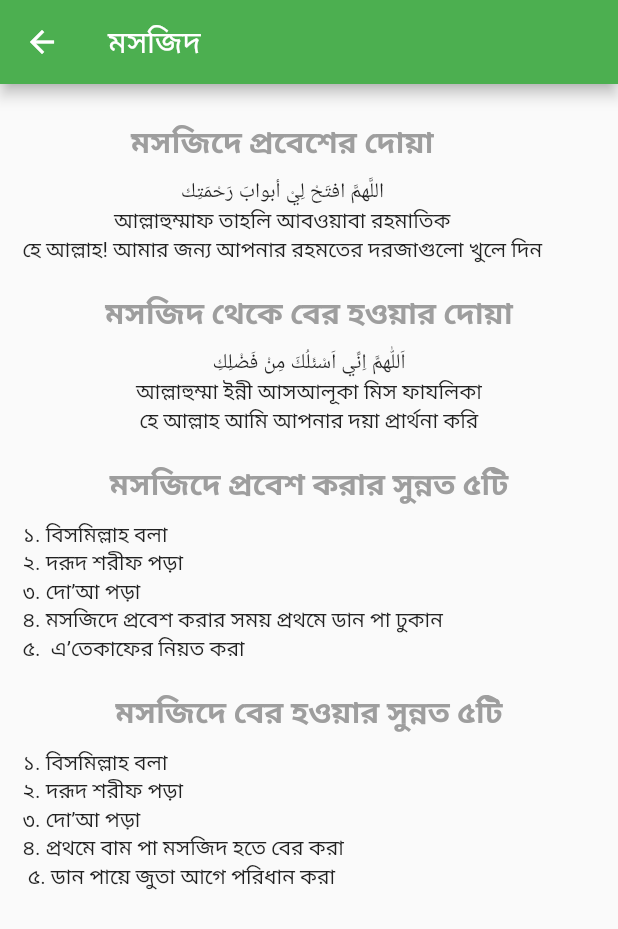
After one commit to Ibrahim-K98han/islamic_apps, a Flutter app: the GosolePage screen opened directly, on a phone screen of 412 x 824 dp. The commit adds this screen. Shown: the top 929 px of the screen. Run offline on Flutter 3.47's test engine with Material 2 defaults, Android fonts, the light colour scheme and no system bars.

Commit message:
gosole page adde

```diff
--- /dev/null
+++ b/lib/pages/gosole_page.dart
@@ -0,0 +1,109 @@
+import 'package:flutter/material.dart';
+import 'package:flutter/src/widgets/container.dart';
+import 'package:flutter/src/widgets/framework.dart';
+
+import '../widgets/azan_widgets.dart';
+
+class GosolePage extends StatefulWidget {
+  const GosolePage({super.key});
+
+  @override
+  State<GosolePage> createState() => _GosolePageState();
+}
+
+class _GosolePageState extends State<GosolePage> {
+  @override
+  Widget build(BuildContext context) {
+    return Scaffold(
+      appBar: AppBar(
+        title: Text('মসজিদ'),
+        backgroundColor: Colors.green,
+      ),
+      body: Padding(
+        padding: const EdgeInsets.only(top: 10),
+        child: SingleChildScrollView(
+          child: Padding(
+            padding: const EdgeInsets.all(15),
+            child: Column(
+              crossAxisAlignment: CrossAxisAlignment.start,
+              children: [
+                Column(
+                  crossAxisAlignment: CrossAxisAlignment.center,
+                  children: [
+                    Text('''মসজিদে প্রবেশের দোয়া''',
+                        style: TextStyle(
+                            fontSize: 20,
+                            fontWeight: FontWeight.bold,
+                            color: Colors.grey)),
+                    SizedBox(height: 10,),
+                    Text('''اللَّهمَّ افتَحْ لِيْ أبوابَ رَحْمَتِك'''),
+                    Text('''আল্লাহুম্মাফ তাহলি আবওয়াবা রহমাতিক'''),
+                    Text('''হে আল্লাহ! আমার জন্য আপনার রহমতের দরজাগুলো খুলে দিন'''),
+                  ],
+                ),
+                SizedBox(height: 20,),
+                Column(
+                  crossAxisAlignment: CrossAxisAlignment.center,
+                  children: [
+                    Center(
+                      child: Text('''মসজিদ থেকে বের হওয়ার দোয়া''',
+                          style: TextStyle(
+                              fontSize: 20,
+                              fontWeight: FontWeight.bold,
+                              color: Colors.grey)),
+                    ),
+                    SizedBox(height: 10,),
+                    Text('''اَللّٰهمَّ اِنِّي اَسْٮَٔلُكَ مِنْ فَضْلِكِ'''),
+                    Text('''আল্লাহুম্মা ইন্নী আসআলূকা মিস ফাযলিকা'''),
+                    Text('''হে আল্লাহ আমি আপনার দয়া প্রার্থনা করি'''),
+                  ],
+                ),
+                SizedBox(height: 20,),
+                Center(
+                  child: Text('''মসজিদে প্রবেশ করার সুন্নত ৫টি''',
+                      style: TextStyle(
+                          fontSize: 20,
+                          fontWeight: FontWeight.bold,
+                          color: Colors.grey)),
+                ),
+                SizedBox(height: 10,),
+
+                Column(
+                  crossAxisAlignment: CrossAxisAlignment.start,
+                  children: [
+                    Text('১. বিসমিল্লাহ বলা'),
+                    Text('২. দরূদ শরীফ পড়া'),
+                    Text('৩. দো’আ পড়া'),
+                    Text('৪. মসজিদে প্রবেশ করার সময় প্রথমে ডান পা ঢুকান'),
+                    Text('৫.  এ’তেকাফের নিয়ত করা'),
+                  ],
+                ),
+
+                SizedBox(height: 20,),
+                Center(
+                  child: Text('''মসজিদে বের হওয়ার সুন্নত ৫টি''',
+                      style: TextStyle(
+                          fontSize: 20,
+                          fontWeight: FontWeight.bold,
+                          color: Colors.grey)),
+                ),
+                SizedBox(height: 10,),
+                Column(
+                  crossAxisAlignment: CrossAxisAlignment.start,
+                  children: [
+                    Text('১. বিসমিল্লাহ বলা'),
+                    Text('২. দরূদ শরীফ পড়া'),
+                    Text('৩. দো’আ পড়া'),
+                    Text('৪. প্রথমে বাম পা মসজিদ হতে বের করা'),
+                    Text(' ৫. ডান পায়ে জুতা আগে পরিধান করা'),
+                  ],
+                )
+
+              ],
+            ),
+          ),
+        ),
+      ),
+    );
+  }
+}
--- a/lib/pages/namaj_page.dart
+++ b/lib/pages/namaj_page.dart
@@ -15,9 +15,9 @@ class _NamajPageState extends State<NamajPage> {
     return Scaffold(
       appBar: AppBar(
         backgroundColor: Colors.green,
-        title: Text('নামাজ'),),
+        title: const Text('নামাজ'),),
       body: Column(
-        children: [
+        children: const [
           Expanded(child: Steps()),
         ],
       ),
```
